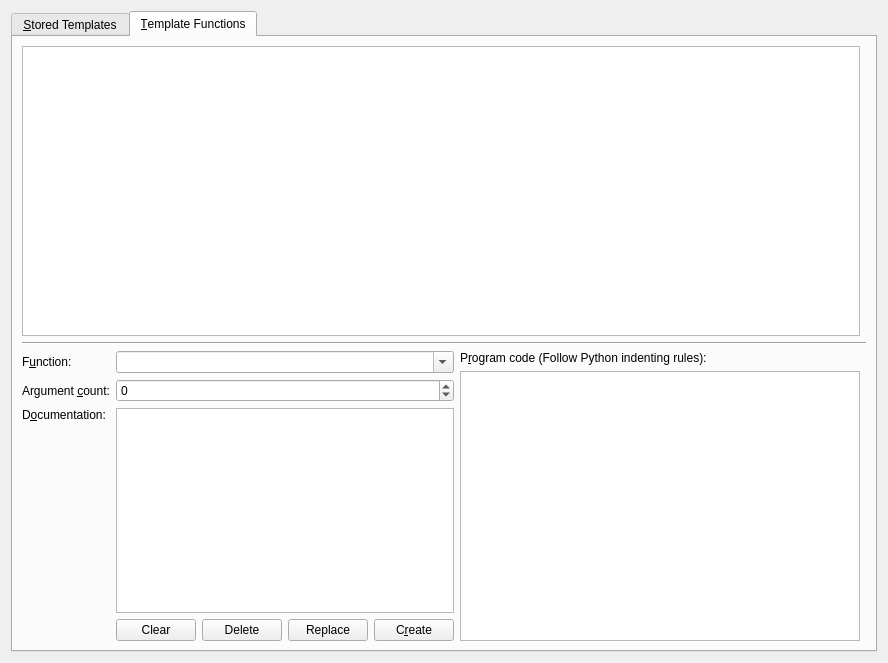
The window that src/calibre/gui2/preferences/template_functions.ui (kovidgoyal/calibre) describes before a commit, drawn with Qt 5.
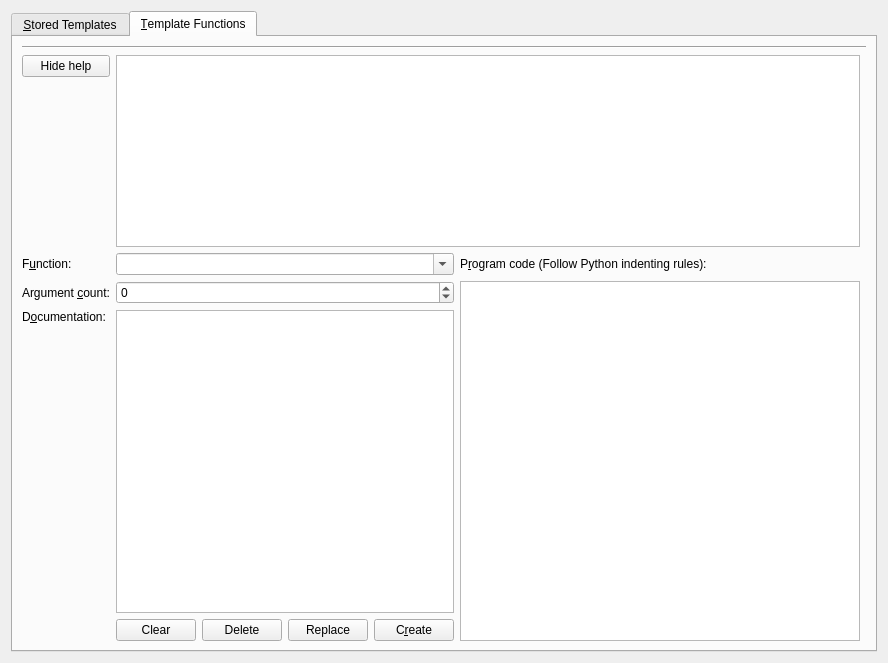
The same window after the commit. The open tabs and pages were chosen to show the change. Custom widgets are drawn as their Qt base class.

Commit message: Template dialog improvements: - Better help text in the stored template editor - Support hiding the help text in stored templates - Clean up the grid layouts -

What changed in the file:
```diff
--- a/src/calibre/gui2/preferences/template_functions.ui
+++ b/src/calibre/gui2/preferences/template_functions.ui
@@ -24,20 +24,21 @@
        <string>&amp;Stored Templates</string>
       </attribute>
       <layout class="QGridLayout" name="gridLayout">
-       <item row="0" column="0" colspan="2" stretch="0">
+       <item row="0" column="0">
+        <widget class="QPushButton" name="st_show_hide_help_button">
+         <property name="text">
+          <string>Hide help</string>
+         </property>
+        </widget>
+       </item>
+       <item row="0" column="1" colspan="1" rowspan="2">
         <widget class="QTextBrowser" name="st_textBrowser">
-         <property name="maximumSize">
-          <size>
-           <width>16777215</width>
-           <height>75</height>
-          </size>
-         </property>
         </widget>
        </item>
-       <item row="3" column="1" stretch="1">
+       <item row="2" column="1" stretch="1">
         <widget class="EmbeddedTemplateDialog" name="template_editor"/>
        </item>
-       <item row="3" column="0">
+       <item row="2" column="0">
         <layout class="QVBoxLayout" name="st_button_layout">
          <item>
           <widget class="QPushButton" name="st_clear_button">
@@ -112,18 +113,26 @@
        <string>&amp;Template Functions</string>
       </attribute>
       <layout class="QGridLayout" name="gridLayout">
-       <item row="1" column="0" colspan="2">
+       <item row="0" column="0" colspan="2">
         <widget class="Line" name="line">
          <property name="orientation">
           <enum>Qt::Horizontal</enum>
          </property>
         </widget>
        </item>
-       <item row="2" column="0">
-        <layout class="QHBoxLayout" name="horizontalLayout">
-         <item>
+       <item row="1" column="0">
           <layout class="QGridLayout" name="gridLayout_3">
            <item row="0" column="0">
+          <widget class="QPushButton" name="show_hide_help_button">
+           <property name="text">
+            <string>Hide help</string>
+           </property>
+          </widget>
+         </item>
+         <item row="0" column="1" colspan="2" rowspan="2">
+          <widget class="QTextBrowser" name="textBrowser"/>
+         </item>
+         <item row="2" column="0">
             <widget class="QLabel" name="label_2">
              <property name="text">
               <string>F&amp;unction:</string>
@@ -133,7 +142,7 @@
              </property>
             </widget>
            </item>
-           <item row="0" column="1">
+         <item row="2" column="1">
             <widget class="QComboBox" name="function_name">
              <property name="toolTip">
               <string>Enter the name of the function to create.</string>
@@ -143,7 +152,7 @@
              </property>
             </widget>
            </item>
-           <item row="1" column="0">
+         <item row="3" column="0">
             <widget class="QLabel" name="label_3">
              <property name="toolTip">
               <string/>
@@ -156,7 +165,7 @@
              </property>
             </widget>
            </item>
-           <item row="1" column="1">
+         <item row="3" column="1">
             <widget class="QSpinBox" name="argument_count">
              <property name="toolTip">
               <string>Set this to -1 if the function takes a variable number of arguments</string>
@@ -166,10 +175,10 @@
              </property>
             </widget>
            </item>
-           <item row="2" column="1">
+         <item row="4" column="1">
             <widget class="QTextEdit" name="documentation"/>
            </item>
-           <item row="2" column="0">
+         <item row="4" column="0">
             <widget class="QLabel" name="label_4">
              <property name="text">
               <string>D&amp;ocumentation:</string>
@@ -182,7 +191,7 @@
              </property>
             </widget>
            </item>
-           <item row="3" column="1">
+         <item row="5" column="1">
             <layout class="QHBoxLayout" name="horizontalLayout_2">
              <item>
               <widget class="QPushButton" name="clear_button">
@@ -214,11 +223,7 @@
              </item>
             </layout>
            </item>
-          </layout>
-         </item>
-         <item>
-          <layout class="QVBoxLayout" name="horizontalLayout1">
-           <item>
+         <item row="2" column="2">
             <widget class="QLabel" name="label_4">
              <property name="text">
               <string>P&amp;rogram code (Follow Python indenting rules):</string>
@@ -228,7 +233,7 @@
              </property>
             </widget>
            </item>
-           <item>
+         <item row="3" column="2" rowspan="3">
             <widget class="QPlainTextEdit" name="program">
              <property name="minimumSize">
               <size>
@@ -245,11 +250,6 @@
             </widget>
            </item>
           </layout>
-         </item>
-        </layout>
-       </item>
-       <item row="0" column="0">
-        <widget class="QTextBrowser" name="textBrowser"/>
        </item>
       </layout>
      </widget>
```
Lines whose indentation alone changed are shown as unchanged. The commit also changes 3 other files.
